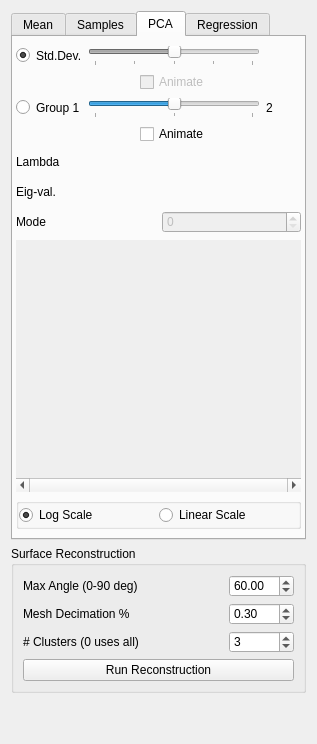
This is Studio/src/Application/Analysis/AnalysisTool.ui in SCIInstitute/ShapeWorks as Qt 5 draws it before an edit. The edited form follows.
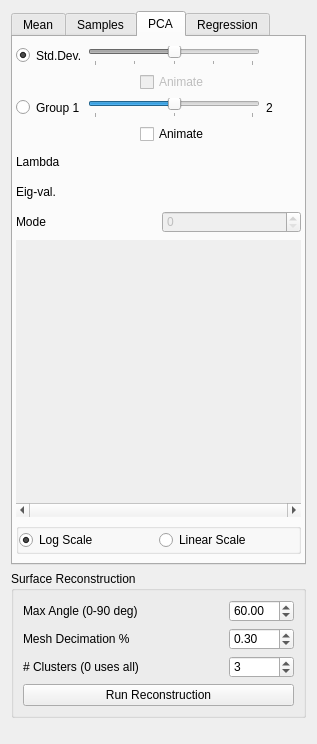
This is the edited form. Custom widgets are drawn as their Qt base class.

Commit message: Fix positioning, scrolling of bar graph.

```diff
--- a/Studio/src/Application/Analysis/AnalysisTool.ui
+++ b/Studio/src/Application/Analysis/AnalysisTool.ui
@@ -751,7 +751,7 @@
             <property name="minimumSize">
              <size>
               <width>0</width>
-              <height>250</height>
+              <height>275</height>
              </size>
             </property>
             <property name="frameShape">
@@ -781,13 +781,19 @@
                <x>0</x>
                <y>0</y>
                <width>289</width>
-               <height>238</height>
+               <height>261</height>
               </rect>
              </property>
+             <property name="sizePolicy">
+              <sizepolicy hsizetype="MinimumExpanding" vsizetype="MinimumExpanding">
+               <horstretch>0</horstretch>
+               <verstretch>0</verstretch>
+              </sizepolicy>
+             </property>
              <property name="minimumSize">
               <size>
                <width>0</width>
-               <height>200</height>
+               <height>250</height>
               </size>
              </property>
              <layout class="QGridLayout" name="gridLayout_6">
@@ -808,10 +814,16 @@
               </property>
               <item row="0" column="0">
                <widget class="BarGraph" name="graph_" native="true">
+                <property name="sizePolicy">
+                 <sizepolicy hsizetype="MinimumExpanding" vsizetype="MinimumExpanding">
+                  <horstretch>0</horstretch>
+                  <verstretch>0</verstretch>
+                 </sizepolicy>
+                </property>
                 <property name="minimumSize">
                  <size>
                   <width>0</width>
-                  <height>200</height>
+                  <height>250</height>
                  </size>
                 </property>
                </widget>
```
The commit also changes 2 other files.
